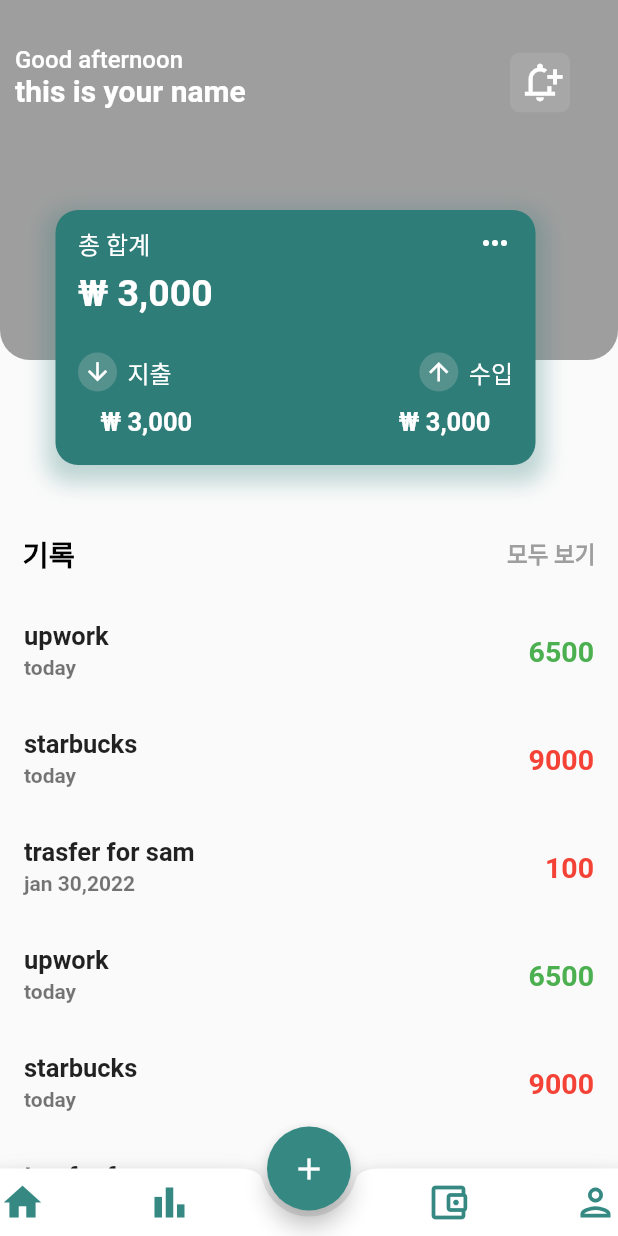
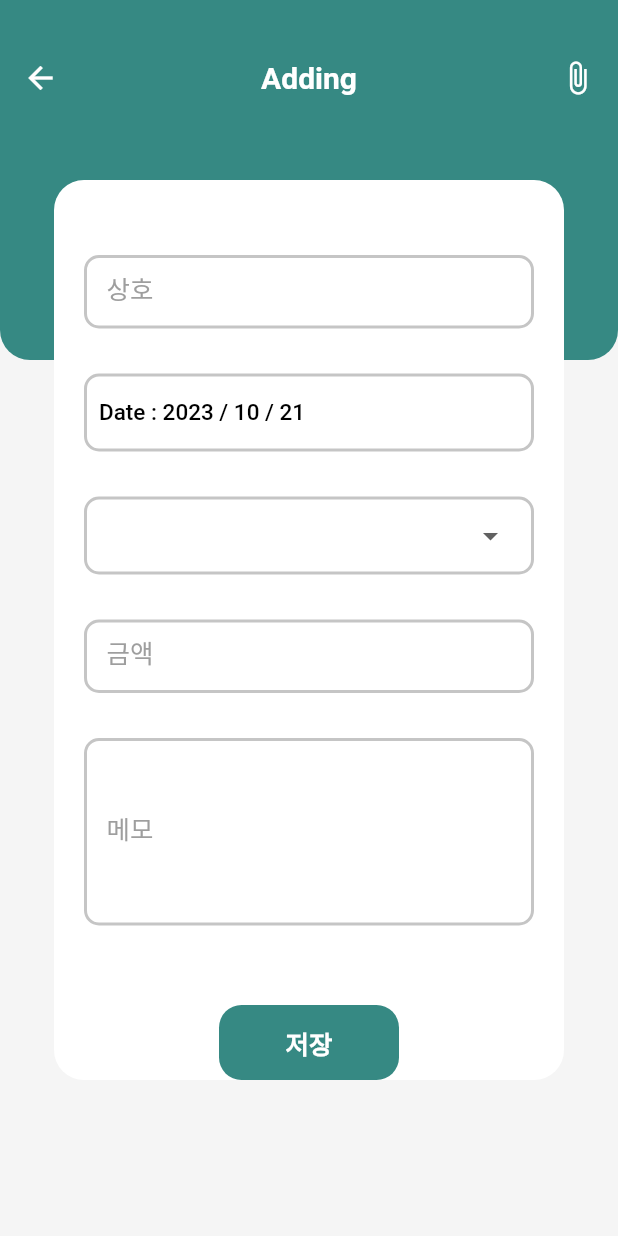
Before and after one commit to flutterkage2k/flutterkage2kmoney231017, a Flutter app: the screen it shows after launch, after a tap on the "add" icon, on a phone screen of 412 x 824 dp. Run offline on Flutter 3.47's test engine with Material 2 defaults, Android fonts, the phone set to English and light mode, and no system bars; our stand-ins replace syncfusion_flutter_charts.

Commit message:
add position

```diff
--- /dev/null
+++ b/lib/pages/add.dart
@@ -0,0 +1,316 @@
+import 'package:flutter/material.dart';
+import 'package:flutter/services.dart';
+import 'package:intl/intl.dart';
+
+class AddScreen extends StatefulWidget {
+  const AddScreen({super.key});
+
+  @override
+  State<AddScreen> createState() => _AddScreenState();
+}
+
+class _AddScreenState extends State<AddScreen> {
+  DateTime _selectedDate = DateTime.now();
+  String? selectedItem;
+  final TextEditingController sanho_Controller = TextEditingController();
+  final TextEditingController amout_Controller = TextEditingController();
+
+  final TextEditingController note_Controller = TextEditingController();
+
+  final List<String> _item = [
+    '매출',
+    '입금',
+    '매입',
+  ];
+
+  @override
+  Widget build(BuildContext context) {
+    return Scaffold(
+      backgroundColor: Colors.grey.shade100,
+      body: SafeArea(
+        child: Stack(
+          alignment: AlignmentDirectional.center,
+          children: [
+            background_container(context),
+            Positioned(
+              top: 120,
+              child: main_container(),
+            )
+          ],
+        ),
+      ),
+    );
+  }
+
+  Container main_container() {
+    return Container(
+      decoration: BoxDecoration(
+        borderRadius: BorderRadius.circular(20),
+        color: Colors.white,
+      ),
+      height: 600,
+      width: 340,
+      child: Column(
+        children: [
+          SizedBox(height: 50),
+          sanho(),
+          SizedBox(height: 30),
+          date_time(),
+          SizedBox(height: 30),
+          gubun(),
+          SizedBox(height: 30),
+          amount(),
+          SizedBox(height: 30),
+          note(),
+          Spacer(),
+          GestureDetector(
+            onTap: () {},
+            child: Container(
+                alignment: Alignment.center,
+                decoration: BoxDecoration(
+                  borderRadius: BorderRadius.circular(15),
+                  color: Color(0xff368983),
+                ),
+                width: 120,
+                height: 50,
+                child: Text(
+                  '저장',
+                  style: TextStyle(
+                    fontWeight: FontWeight.w600,
+                    color: Colors.white,
+                    fontSize: 17,
+                  ),
+                )),
+          )
+        ],
+      ),
+    );
+  }
+
+  Container date_time() {
+    return Container(
+      alignment: Alignment.bottomLeft,
+      decoration: BoxDecoration(
+        borderRadius: BorderRadius.circular(10),
+        border: Border.all(
+          width: 2,
+          color: Color(0xffc5c5c5),
+        ),
+      ),
+      width: 300,
+      child: TextButton(
+        onPressed: () async {
+          DateTime? newDate = await showDatePicker(
+            context: context,
+            initialDate: _selectedDate,
+            firstDate: DateTime(2023),
+            lastDate: DateTime(2100),
+          );
+          if (newDate == null) return;
+          setState(() {
+            _selectedDate = newDate!;
+          });
+        },
+        child: Text(
+          'Date : ${_selectedDate.year} / ${_selectedDate.month} / ${_selectedDate.day}',
+          style: TextStyle(
+            fontSize: 15,
+            color: Colors.black,
+          ),
+        ),
+      ),
+    );
+  }
+
+  Padding amount() {
+    return Padding(
+      padding: const EdgeInsets.symmetric(horizontal: 15),
+      child: Container(
+        width: 300,
+        child: TextField(
+          inputFormatters: [
+            FilteringTextInputFormatter.digitsOnly,
+          ],
+          keyboardType: TextInputType.number,
+          controller: amout_Controller,
+          decoration: InputDecoration(
+            contentPadding: EdgeInsets.symmetric(horizontal: 15, vertical: 15),
+            labelText: '금액',
+            labelStyle: TextStyle(
+              fontSize: 17,
+              color: Colors.grey.shade500,
+            ),
+            enabledBorder: OutlineInputBorder(
+              borderRadius: BorderRadius.circular(10),
+              borderSide: BorderSide(
+                width: 2,
+                color: Color(0xffc5c5c5),
+              ),
+            ),
+            focusedBorder: OutlineInputBorder(
+              borderRadius: BorderRadius.circular(10),
+              borderSide: BorderSide(
+                width: 2,
+                color: Color(0xff368983),
+              ),
+            ),
+          ),
+        ),
+      ),
+    );
+  }
+
+  Padding sanho() {
+    return Padding(
+      padding: const EdgeInsets.symmetric(horizontal: 15),
+      child: Container(
+        width: 300,
+        child: TextField(
+          controller: sanho_Controller,
+          decoration: InputDecoration(
+            contentPadding: EdgeInsets.symmetric(horizontal: 15, vertical: 15),
+            labelText: '상호',
+            labelStyle: TextStyle(fontSize: 17, color: Colors.grey.shade500),
+            enabledBorder: OutlineInputBorder(
+              borderRadius: BorderRadius.circular(10),
+              borderSide: BorderSide(width: 2, color: Color(0xffc5c5c5)),
+            ),
+            focusedBorder: OutlineInputBorder(
+              borderRadius: BorderRadius.circular(10),
+              borderSide: BorderSide(width: 2, color: Color(0xff368983)),
+            ),
+          ),
+        ),
+      ),
+    );
+  }
+
+  Padding note() {
+    return Padding(
+      padding: const EdgeInsets.symmetric(horizontal: 15),
+      child: Container(
+        width: 300,
+        child: TextField(
+          maxLines: 5,
+          controller: note_Controller,
+          decoration: InputDecoration(
+            contentPadding: EdgeInsets.symmetric(horizontal: 15, vertical: 15),
+            labelText: '메모',
+            labelStyle: TextStyle(fontSize: 17, color: Colors.grey.shade500),
+            enabledBorder: OutlineInputBorder(
+              borderRadius: BorderRadius.circular(10),
+              borderSide: BorderSide(width: 2, color: Color(0xffc5c5c5)),
+            ),
+            focusedBorder: OutlineInputBorder(
+              borderRadius: BorderRadius.circular(10),
+              borderSide: BorderSide(width: 2, color: Color(0xff368983)),
+            ),
+          ),
+        ),
+      ),
+    );
+  }
+
+  Padding gubun() {
+    return Padding(
+      padding: const EdgeInsets.symmetric(horizontal: 15),
+      child: Container(
+        padding: EdgeInsets.symmetric(horizontal: 15),
+        width: 300,
+        decoration: BoxDecoration(
+          borderRadius: BorderRadius.circular(10),
+          border: Border.all(
+            width: 2,
+            color: Color(0xffc5c5c5),
+          ),
+        ),
+        child: DropdownButton<String>(
+          value: selectedItem,
+          onChanged: ((value) {
+            setState(() {
+              selectedItem = value!;
+            });
+          }),
+          items: _item
+              .map((e) => DropdownMenuItem(
+                    child: Text(
+                      e,
+                      style: TextStyle(fontSize: 18),
+                    ),
+                    value: e,
+                  ))
+              .toList(),
+          selectedItemBuilder: (BuildContext context) => _item
+              .map((e) => Row(
+                    // <= Row를 넣어주니까 dropdownlmenu item에서 selecteditem vertical center된다.
+                    children: [
+                      Text(
+                        e,
+                        style: TextStyle(fontSize: 18),
+                      ),
+                    ],
+                  ))
+              .toList(),
+          dropdownColor: Colors.white,
+          isExpanded: true,
+          underline: Container(),
+        ),
+      ),
+    );
+  }
+
+  Column background_container(BuildContext context) {
+    return Column(
+      children: [
+        Container(
+          width: double.infinity,
+          height: 240,
+          decoration: BoxDecoration(
+            color: Color(0xff368983),
+            borderRadius: BorderRadius.only(
+              bottomLeft: Radius.circular(20),
+              bottomRight: Radius.circular(20),
+            ),
+          ),
+          child: Column(
+            children: [
+              SizedBox(
+                height: 40,
+              ),
+              Padding(
+                padding: const EdgeInsets.symmetric(horizontal: 15),
+                child: Row(
+                  mainAxisAlignment: MainAxisAlignment.spaceBetween,
+                  crossAxisAlignment: CrossAxisAlignment.start,
+                  children: [
+                    GestureDetector(
+                      onTap: () {
+                        Navigator.of(context).pop();
+                      },
+                      child: Icon(
+                        Icons.arrow_back,
+                        color: Colors.white,
+                      ),
+                    ),
+                    Text(
+                      'Adding',
+                      style: TextStyle(
+                        fontSize: 20,
+                        fontWeight: FontWeight.w600,
+                        color: Colors.white,
+                      ),
+                    ),
+                    Icon(
+                      Icons.attach_file_outlined,
+                      color: Colors.white,
+                    ),
+                  ],
+                ),
+              )
+            ],
+          ),
+        )
+      ],
+    );
+  }
+}
--- a/lib/pages/home.dart
+++ b/lib/pages/home.dart
@@ -1,5 +1,6 @@
 import 'package:flutter/material.dart';
 import 'package:flutterkage2kmoney231017/data/listdata.dart';
+import 'package:flutterkage2kmoney231017/widgets/bottomnavigator.dart';
 
 class Home extends StatelessWidget {
   const Home({super.key});
--- a/lib/widgets/bottomnavigator.dart
+++ b/lib/widgets/bottomnavigator.dart
@@ -1,4 +1,5 @@
 import 'package:flutter/material.dart';
+import 'package:flutterkage2kmoney231017/pages/add.dart';
 import 'package:flutterkage2kmoney231017/pages/home.dart';
 import 'package:flutterkage2kmoney231017/pages/statistics.dart';
 
@@ -18,7 +19,13 @@ class _BottomState extends State<Bottom> {
     return Scaffold(
       body: Screen[index_color],
       floatingActionButton: FloatingActionButton(
-        onPressed: () {},
+        onPressed: () {
+          Navigator.of(context).push(
+            MaterialPageRoute(
+              builder: (_) => AddScreen(),
+            ),
+          );
+        },
         child: Icon(Icons.add),
         backgroundColor: Color(0xff368983),
       ),
@@ -28,7 +35,7 @@ class _BottomState extends State<Bottom> {
         child: Padding(
           padding: const EdgeInsets.only(top: 7.5, bottom: 7.5),
           child: Row(
-            mainAxisAlignment: MainAxisAlignment.spaceBetween,
+            mainAxisAlignment: MainAxisAlignment.spaceAround,
             children: [
               GestureDetector(
                 onTap: () {
@@ -39,7 +46,7 @@ class _BottomState extends State<Bottom> {
                 child: Icon(
                   Icons.home,
                   size: 30,
-                  color: index_color == 0 ? Color(0xff368983) : Colors.white,
+                  color: index_color == 0 ? Color(0xff368983) : Colors.grey,
                 ),
               ),
               GestureDetector(
@@ -51,7 +58,7 @@ class _BottomState extends State<Bottom> {
                 child: Icon(
                   Icons.bar_chart_outlined,
                   size: 30,
-                  color: index_color == 0 ? Color(0xff368983) : Colors.white,
+                  color: index_color == 1 ? Color(0xff368983) : Colors.grey,
                 ),
               ),
               SizedBox(
@@ -66,7 +73,7 @@ class _BottomState extends State<Bottom> {
                 child: Icon(
                   Icons.account_balance_wallet_outlined,
                   size: 30,
-                  color: index_color == 0 ? Color(0xff368983) : Colors.white,
+                  color: index_color == 2 ? Color(0xff368983) : Colors.grey,
                 ),
               ),
               GestureDetector(
@@ -78,7 +85,7 @@ class _BottomState extends State<Bottom> {
                 child: Icon(
                   Icons.person_outlined,
                   size: 30,
-                  color: index_color == 0 ? Color(0xff368983) : Colors.white,
+                  color: index_color == 3 ? Color(0xff368983) : Colors.grey,
                 ),
               ),
             ],
```
